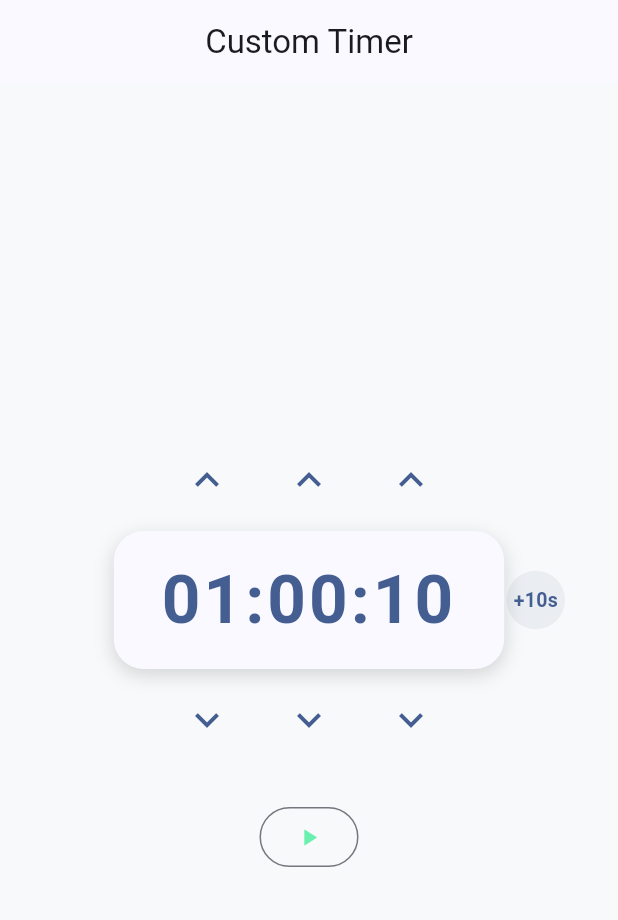
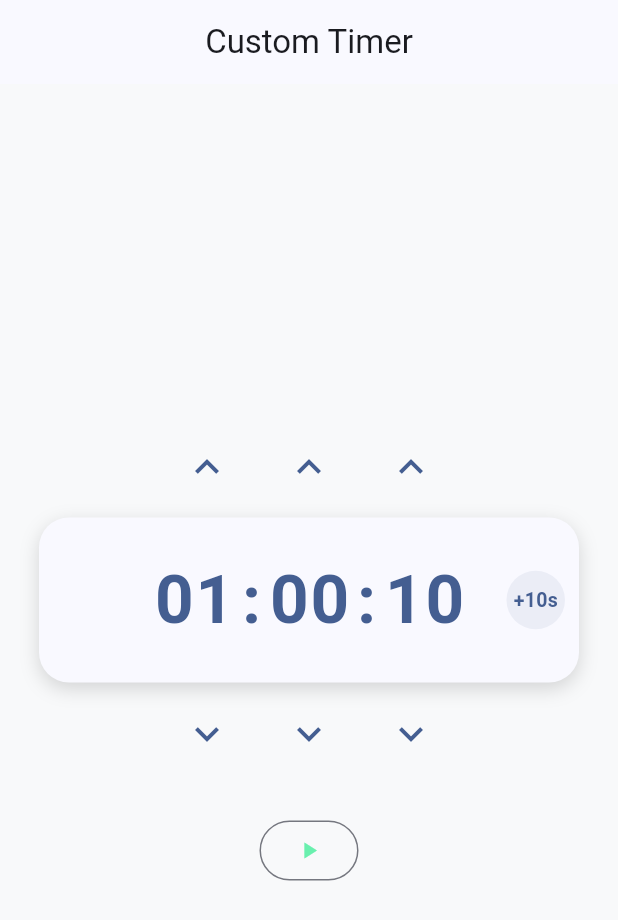
Before and after one commit to JoonWD/custom-timer, a Flutter app: the screen it shows after launch, after a tap on the "keyboard arrow up" icon, after a tap on "+10s", on a phone screen of 412 x 824 dp. Shown: the top 920 px of the screen. Run offline on Flutter 3.47's test engine with Material 3 defaults, Android fonts, the phone set to English and light mode, and no system bars.

Commit message:
fix: ensure digit wheel renders initial state correctly

```diff
--- /dev/null
+++ b/lib/widgets/digit_wheel.dart
@@ -0,0 +1,135 @@
+import 'package:flutter/material.dart';
+
+class DigitWheel extends StatefulWidget {
+  final String digit;
+  final TextStyle textStyle;
+
+  const DigitWheel({
+    super.key,
+    required this.digit,
+    required this.textStyle,
+  });
+
+  @override
+  State<DigitWheel> createState() => _DigitWheelState();
+}
+
+class _DigitWheelState extends State<DigitWheel>
+    with SingleTickerProviderStateMixin {
+  late AnimationController _controller;
+  late Animation<Offset> _incoming;
+  late Animation<Offset> _outgoing;
+
+  late String _oldDigit;
+
+  @override
+  void initState() {
+    super.initState();
+    _oldDigit = widget.digit;
+
+    _controller = AnimationController(
+      vsync: this,
+      duration: const Duration(milliseconds: 260),
+    );
+
+    _configureAnimations(isIncrement: true);
+  }
+
+  @override
+  void didUpdateWidget(covariant DigitWheel oldWidget) {
+    super.didUpdateWidget(oldWidget);
+
+    if (oldWidget.digit != widget.digit) {
+      final oldVal = int.tryParse(oldWidget.digit) ?? 0;
+      final newVal = int.tryParse(widget.digit) ?? 0;
+
+      final isIncrement = newVal > oldVal ||
+          (oldVal == 9 && newVal == 0);
+
+      _oldDigit = oldWidget.digit;
+      _configureAnimations(isIncrement: isIncrement);
+
+      _controller.forward(from: 0);
+    }
+  }
+
+  void _configureAnimations({required bool isIncrement}) {
+    final inBegin = Offset(0, isIncrement ? 0.9 : -0.9);
+    final outEnd = Offset(0, isIncrement ? -0.6 : 0.6);
+
+    _incoming = Tween<Offset>(
+      begin: inBegin,
+      end: Offset.zero,
+    ).animate(
+      CurvedAnimation(
+        parent: _controller,
+        curve: Curves.easeOutCubic,
+      ),
+    );
+
+    _outgoing = Tween<Offset>(
+      begin: Offset.zero,
+      end: outEnd,
+    ).animate(
+      CurvedAnimation(
+        parent: _controller,
+        curve: Curves.easeIn,
+      ),
+    );
+  }
+
+  @override
+  void dispose() {
+    _controller.dispose();
+    super.dispose();
+  }
+
+ @override
+Widget build(BuildContext context) {
+  return SizedBox(
+    width: 27,
+    height: 70,
+    child: ClipRect(
+      child: AnimatedBuilder(
+        animation: _controller,
+        builder: (_, __) {
+          final animating = _controller.isAnimating;
+
+          return Stack(
+            alignment: Alignment.center,
+            children: [
+              // Dígito saliente solo si hay animación
+              if (animating)
+                SlideTransition(
+                  position: _outgoing,
+                  child: Opacity(
+                    opacity: 1 - _controller.value,
+                    child: Text(
+                      _oldDigit,
+                      style: widget.textStyle,
+                    ),
+                  ),
+                ),
+
+              // Dígito actual
+              animating
+                  ? SlideTransition(
+                      position: _incoming,
+                      child: Text(
+                        widget.digit,
+                        style: widget.textStyle,
+                      ),
+                    )
+                  : Text(
+                      widget.digit,
+                      style: widget.textStyle,
+                    ),
+            ],
+          );
+        },
+      ),
+    ),
+  );
+}
+
+}
--- a/lib/widgets/timer_display.dart
+++ b/lib/widgets/timer_display.dart
@@ -1,4 +1,5 @@
 import 'package:flutter/material.dart';
+import 'digit_wheel.dart';
 
 class TimerDisplay extends StatelessWidget {
   final String time;
@@ -11,6 +12,12 @@ class TimerDisplay extends StatelessWidget {
   @override
   Widget build(BuildContext context) {
     final theme = Theme.of(context);
+
+    final textStyle = theme.textTheme.displayMedium?.copyWith(
+      fontWeight: FontWeight.bold,
+      letterSpacing: 2,
+      color: theme.colorScheme.primary,
+    );
 
     return Container(
       padding: const EdgeInsets.symmetric(
@@ -28,14 +35,21 @@ class TimerDisplay extends StatelessWidget {
           ),
         ],
       ),
-      child: Text(
-        time,
-        textAlign: TextAlign.center,
-        style: theme.textTheme.displayMedium?.copyWith(
-          fontWeight: FontWeight.bold,
-          letterSpacing: 2,
-          color: theme.colorScheme.primary,
-        ),
+      child: Row(
+        mainAxisAlignment: MainAxisAlignment.center,
+        children: time.split('').map((char) {
+          if (char == ':') {
+            return Padding(
+              padding: const EdgeInsets.symmetric(horizontal: 4),
+              child: Text(':', style: textStyle),
+            );
+          }
+
+          return DigitWheel(
+            digit: char,
+            textStyle: textStyle!,
+          );
+        }).toList(),
       ),
     );
   }
```
